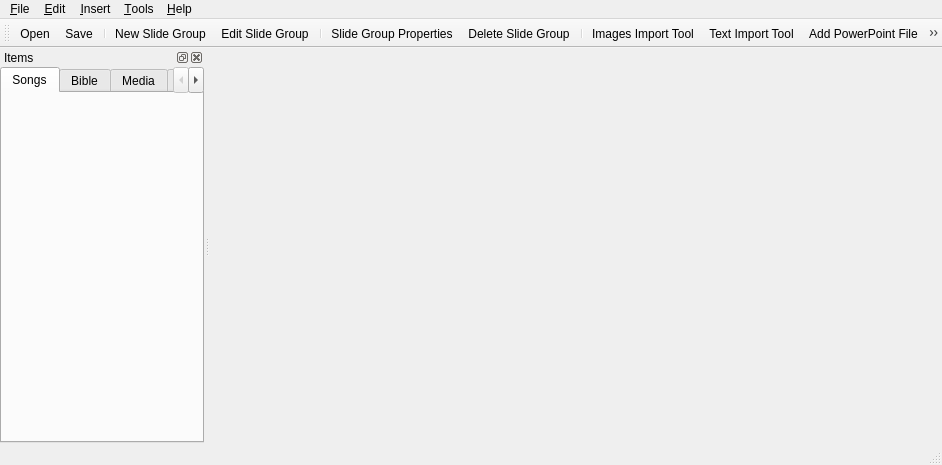
google-code-export/dviz, file src/mainwindow.ui: the form before one commit.
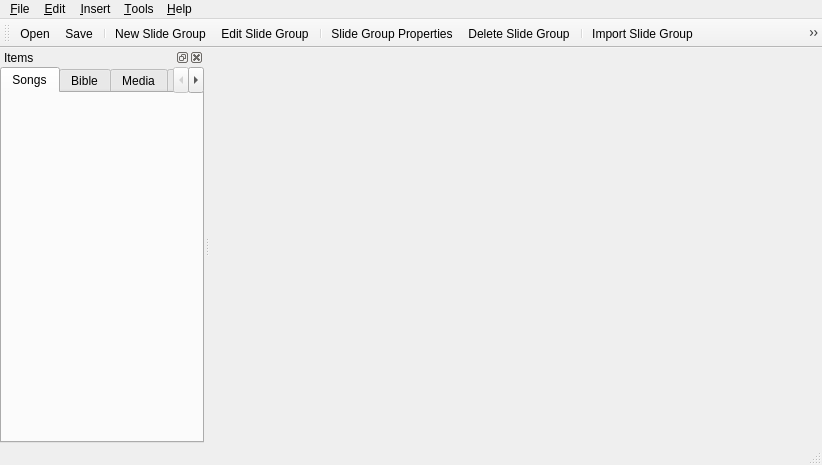
The form after the commit. Icons and pictures are not drawn.

Commit message: Added icons to MainWindow's 'Insert' menu, added insert actions to toolbar. Fixed issues that appeared in r514-515, but took out the API changes to BackgroundContent. Possibly will investage a different way of achieving that goal.

```diff
--- a/src/mainwindow.ui
+++ b/src/mainwindow.ui
@@ -6,7 +6,7 @@
    <rect>
     <x>0</x>
     <y>0</y>
-    <width>942</width>
+    <width>822</width>
     <height>465</height>
    </rect>
   </property>
@@ -25,7 +25,7 @@
     <rect>
      <x>0</x>
      <y>0</y>
-     <width>942</width>
+     <width>822</width>
      <height>25</height>
     </rect>
    </property>
@@ -149,9 +149,11 @@
    <addaction name="actionSlide_Group_Properties"/>
    <addaction name="actionDelete_Slide_Group"/>
    <addaction name="separator"/>
-   <addaction name="actionImages_Import_Tool"/>
-   <addaction name="actionText_Import_Tool"/>
+   <addaction name="actionImport_Slide_Group"/>
    <addaction name="actionAdd_PowerPoint_File"/>
+   <addaction name="actionAdd_Group_Player"/>
+   <addaction name="actionAdd_Video_File"/>
+   <addaction name="actionAdd_Web_Page"/>
    <addaction name="separator"/>
    <addaction name="actionToggle_Live_Output"/>
   </widget>
```
The commit also changes 5 other files.
